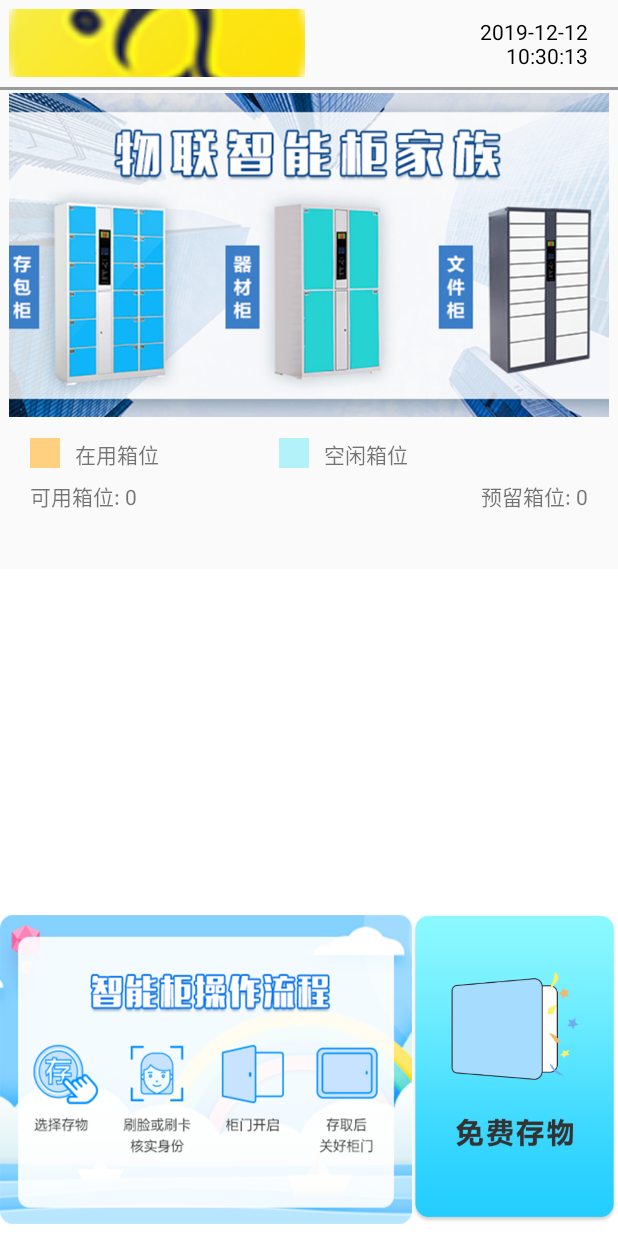
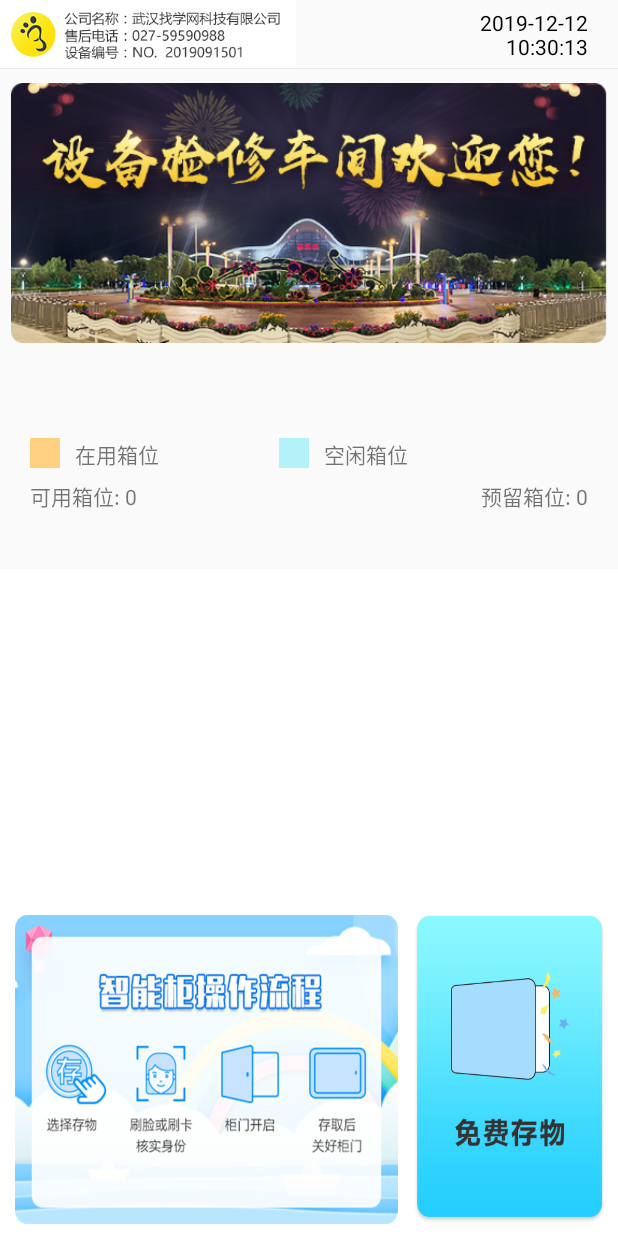
Before and after one commit to dengdun/Uface, an Android app: the layout activity_recognition.xml on its own in the app's theme, with its tools: preview values and no code run, on a phone screen of 412 x 824 dp. Run offline under Robolectric (Android 15) with nearby library versions, the phone set to English and light mode, and no system bars; plain views replace GifTextView; network calls fail.

Commit message:
ui调整

```diff
--- a/app/src/main/java/com/whzxw/uface/ether/activity/CoreRecoTempActivity.java
+++ b/app/src/main/java/com/whzxw/uface/ether/activity/CoreRecoTempActivity.java
@@ -158,8 +158,8 @@ public class CoreRecoTempActivity extends AppCompatActivity implements IdentifyR
     @BindView(R.id.countdown_timer)
     CountDownTimer countDownTimer;
 
-    @BindView(R.id.school_name)
-    AppCompatTextView schoolNameView;
+//    @BindView(R.id.school_name)
+//    AppCompatTextView schoolNameView;
 
     @BindView(R.id.alert)
     GifTextView alertView;
@@ -595,7 +595,7 @@ public class CoreRecoTempActivity extends AppCompatActivity implements IdentifyR
         String schoolName = intent.getStringExtra(INTENT_DEVNAME);
         String deviceCode = intent.getStringExtra(INTENT_DEVCODE);
         String phone = intent.getStringExtra(INTENT_PHONE) == null?"0000-000000":intent.getStringExtra(INTENT_PHONE);
-        schoolNameView.setText(schoolName + "\n" + phone + "\n" + deviceCode);
+//        schoolNameView.setText(schoolName + "\n" + phone + "\n" + deviceCode);
         boolean booleanExtra = intent.getBooleanExtra(INTENT_SUCCESS, false);
 
         intervalGetDeviceName();
@@ -895,7 +895,7 @@ public class CoreRecoTempActivity extends AppCompatActivity implements IdentifyR
 
     @Subscribe
     public void setSchoolName(SettingMessageEvent messageEvent) {
-        schoolNameView.setText(messageEvent.schooleNameLine1);
+//        schoolNameView.setText(messageEvent.schooleNameLine1);
     }
 
     @Override
@@ -1011,7 +1011,7 @@ public class CoreRecoTempActivity extends AppCompatActivity implements IdentifyR
                         Log.i("jin", responseEntity.toString());
                         if (responseEntity.isSuccess()) {
                             ResponseDeviceEntity.Device result = responseEntity.getResult();
-                            schoolNameView.setText(result.getDeviceName() +  "\n" + (result.getPhone() == null?"0000-000000":result.getPhone()) + "\n" + result.getDeviceNo());
+//                            schoolNameView.setText(result.getDeviceName() +  "\n" + (result.getPhone() == null?"0000-000000":result.getPhone()) + "\n" + result.getDeviceNo());
                             if (disposable != null && !disposable.isDisposed()) disposable.dispose();
                         }
                     }
--- a/app/src/main/res/layout/activity_recognition.xml
+++ b/app/src/main/res/layout/activity_recognition.xml
@@ -4,20 +4,6 @@
     xmlns:tools="http://schemas.android.com/tools"
     android:layout_width="match_parent"
     android:layout_height="match_parent">
-
-    <android.support.constraint.Guideline
-        android:id="@+id/first_line_one"
-        android:layout_width="0dp"
-        android:layout_height="1dp"
-        android:orientation="horizontal"
-        app:layout_constraintGuide_percent="0.07" />
-
-    <View
-        android:id="@+id/line"
-        android:layout_width="match_parent"
-        android:layout_height="2dp"
-        android:background="@color/line"
-        app:layout_constraintTop_toTopOf="@id/first_line_one"/>
 
     <android.support.constraint.Guideline
         android:id="@+id/first_line_two"
@@ -64,68 +50,57 @@
 
     <ImageView
         android:id="@+id/school_icon"
-        android:layout_width="197dp"
+        android:layout_width="197.5dp"
         android:layout_height="45dp"
-        android:src="@drawable/logo"
-        android:scaleType="centerCrop"
-        android:layout_marginLeft="6dp"
-        app:layout_constraintBottom_toBottomOf="@id/first_line_one"
+        android:scaleType="fitXY"
+        android:src="@mipmap/ic_top_left_logo"
         app:layout_constraintLeft_toLeftOf="parent"
         app:layout_constraintTop_toTopOf="parent" />
-    <!--首屏-->
-    <android.support.v7.widget.AppCompatTextView
-        android:id="@+id/school_name"
-        android:layout_width="wrap_content"
-        android:layout_height="wrap_content"
-        android:text="schoolName"
-        android:layout_marginLeft="20dp"
-        android:textColor="@android:color/black"
-        app:layout_constraintHorizontal_bias="0.04"
-        app:layout_constraintLeft_toRightOf="@id/school_icon"
-        app:layout_constraintTop_toTopOf="parent"
-        android:visibility="gone"
-        app:layout_constraintBottom_toBottomOf="@id/first_line_one"/>
+
+    <View
+        android:id="@+id/line"
+        android:layout_width="match_parent"
+        android:layout_height="0.5dp"
+        android:background="@color/line"
+        app:layout_constraintTop_toBottomOf="@id/school_icon" />
 
     <com.whzxw.uface.ether.view.Timeview.TimeView
         android:id="@+id/time"
         android:layout_width="wrap_content"
         android:layout_height="wrap_content"
+        android:layout_marginEnd="20dp"
         android:text="0s"
-        android:layout_marginEnd="20dp"
-        app:layout_constraintBottom_toBottomOf="@id/first_line_one"
+        app:layout_constraintBottom_toBottomOf="@id/school_icon"
         app:layout_constraintRight_toRightOf="parent"
-        app:layout_constraintTop_toTopOf="parent"
+        app:layout_constraintTop_toTopOf="@id/school_icon"
         tools:text="0s" />
 
     <android.support.v7.widget.AppCompatImageView
         android:id="@+id/operator_flow"
-        android:layout_width="0dp"
+        android:layout_width="match_parent"
         android:layout_height="0dp"
-        android:layout_marginStart="6dp"
-        android:layout_marginEnd="6dp"
-        android:layout_marginTop="4dp"
-        android:layout_marginBottom="2dp"
-        android:src="@drawable/operator_flow"
-        app:layout_constrainedHeight="true"
-        android:scaleType="centerCrop"
-        app:layout_constraintBottom_toBottomOf="@id/first_line_two"
-        app:layout_constraintLeft_toLeftOf="parent"
-        app:layout_constraintRight_toRightOf="parent"
-        app:layout_constraintTop_toTopOf="@id/first_line_one" />
+        android:layout_marginStart="7.5dp"
+        android:layout_marginTop="9.5dp"
+        android:layout_marginEnd="7.5dp"
+        android:scaleType="fitXY"
+        android:src="@mipmap/bg_adverties"
+        app:layout_constraintDimensionRatio="369:161.5"
+        app:layout_constraintStart_toStartOf="parent"
+        app:layout_constraintEnd_toEndOf="parent"
+        app:layout_constraintTop_toBottomOf="@id/line" />
 
     <android.webkit.WebView
         android:id="@+id/adwebview"
         android:layout_width="0dp"
         android:layout_height="0dp"
-        android:layout_marginStart="6dp"
-        android:layout_marginEnd="6dp"
-        android:layout_marginTop="2dp"
+        android:layout_marginStart="7.5dp"
+        android:layout_marginTop="11dp"
+        android:layout_marginEnd="7.5dp"
         android:layout_marginBottom="4dp"
+        app:layout_constraintBottom_toBottomOf="@id/first_line_three"
         app:layout_constraintLeft_toLeftOf="parent"
         app:layout_constraintRight_toRightOf="parent"
-        app:layout_constraintBottom_toBottomOf="@id/first_line_three"
-        app:layout_constraintTop_toTopOf="@id/first_line_two"/>
-
+        app:layout_constraintTop_toBottomOf="@id/operator_flow" />
 
 
     <android.support.v7.widget.AppCompatButton
@@ -133,23 +108,27 @@
         android:layout_width="0dp"
         android:layout_height="0dp"
         android:background="@drawable/flow_button"
-        app:layout_constraintRight_toLeftOf="@id/open"
-        app:layout_constraintLeft_toLeftOf="parent"
+        android:layout_marginStart="10dp"
+        android:layout_marginEnd="5.5dp"
+        app:layout_constraintBottom_toBottomOf="@id/first_line_four"
         app:layout_constraintHorizontal_chainStyle="spread"
         app:layout_constraintHorizontal_weight="4"
-        app:layout_constraintTop_toTopOf="@id/first_line_three"
-        app:layout_constraintBottom_toBottomOf="@id/first_line_four"/>
+        app:layout_constraintLeft_toLeftOf="parent"
+        app:layout_constraintRight_toLeftOf="@id/open"
+        app:layout_constraintTop_toTopOf="@id/first_line_three" />
 
     <android.support.v7.widget.AppCompatButton
         android:id="@+id/open"
         android:layout_width="0dp"
         android:layout_height="0dp"
         android:background="@drawable/open"
+        android:layout_marginEnd="8dp"
+        android:layout_marginStart="5.5dp"
+        app:layout_constraintBottom_toBottomOf="@id/first_line_four"
         app:layout_constraintHorizontal_weight="2"
+        app:layout_constraintLeft_toRightOf="@id/final_open"
         app:layout_constraintRight_toRightOf="parent"
-        app:layout_constraintLeft_toRightOf="@id/final_open"
-        app:layout_constraintTop_toTopOf="@id/first_line_three"
-        app:layout_constraintBottom_toBottomOf="@id/first_line_four"/>
+        app:layout_constraintTop_toTopOf="@id/first_line_three" />
 
     <!--<android.support.v7.widget.AppCompatButton-->
     <!--android:id="@+id/temp_open"-->
@@ -160,7 +139,6 @@
     <!--app:layout_constraintLeft_toRightOf="@id/open"-->
     <!--app:layout_constraintTop_toTopOf="@id/first_line_three"-->
     <!--app:layout_constraintBottom_toBottomOf="@id/first_line_four"/>-->
-
 
 
     <!--第一屏-->
@@ -180,21 +158,21 @@
         android:layout_width="match_parent"
         android:layout_height="match_parent"
         android:visibility="invisible"
-        app:constraint_referenced_ids="  btn_back, camera_title, countdown_timer, banner"
-        tools:visibility="gone"/>
+        app:constraint_referenced_ids="  layout, btn_back, camera_title, countdown_timer, banner"
+        tools:visibility="gone" />
 
     <com.whzxw.uface.ether.view.LockerView
         android:id="@+id/layout"
-        android:layout_marginStart="20dp"
-        android:layout_marginEnd="20dp"
-        android:layout_marginTop="20dp"
         android:layout_width="wrap_content"
         android:layout_height="0dp"
+        android:layout_marginStart="20dp"
+        android:layout_marginTop="20dp"
+        android:layout_marginEnd="20dp"
         android:orientation="horizontal"
+        app:layout_constraintBottom_toBottomOf="@id/second_line_one"
         app:layout_constraintLeft_toLeftOf="parent"
         app:layout_constraintRight_toRightOf="parent"
-        app:layout_constraintTop_toTopOf="@id/first_line_one"
-        app:layout_constraintBottom_toBottomOf="@id/second_line_one"/>
+        app:layout_constraintTop_toBottomOf="@id/school_icon" />
 
     <View
         android:id="@+id/using_box_image"
@@ -204,101 +182,101 @@
         android:layout_marginTop="12dp"
         android:background="@color/hadLockerColor"
         app:layout_constraintLeft_toLeftOf="parent"
-        app:layout_constraintTop_toTopOf="@id/second_line_one"/>
+        app:layout_constraintTop_toTopOf="@id/second_line_one" />
 
     <android.support.v7.widget.AppCompatTextView
         android:id="@+id/using_box_text"
-        android:text="@string/using_box"
         android:layout_width="wrap_content"
         android:layout_height="wrap_content"
         android:layout_marginStart="10dp"
         android:layout_marginTop="12dp"
-        app:layout_constraintTop_toTopOf="@id/second_line_one"
-        app:layout_constraintLeft_toRightOf="@id/using_box_image"/>
+        android:text="@string/using_box"
+        app:layout_constraintLeft_toRightOf="@id/using_box_image"
+        app:layout_constraintTop_toTopOf="@id/second_line_one" />
 
     <View
         android:id="@+id/not_use_box"
         android:layout_width="20dp"
         android:layout_height="20dp"
-        app:layout_goneMarginLeft="80dp"
         android:layout_marginStart="80dp"
         android:layout_marginTop="12dp"
         android:background="@color/defaultLockerColor"
+        app:layout_constraintLeft_toRightOf="@id/using_box_text"
         app:layout_constraintTop_toTopOf="@id/second_line_one"
-        app:layout_constraintLeft_toRightOf="@id/using_box_text"/>
+        app:layout_goneMarginLeft="80dp" />
 
     <android.support.v7.widget.AppCompatTextView
-        android:text="@string/not_use_box"
         android:layout_width="wrap_content"
         android:layout_height="wrap_content"
         android:layout_marginStart="10dp"
         android:layout_marginTop="12dp"
-        app:layout_constraintTop_toTopOf="@id/second_line_one"
-        app:layout_constraintLeft_toRightOf="@id/not_use_box"/>
+        android:text="@string/not_use_box"
+        app:layout_constraintLeft_toRightOf="@id/not_use_box"
+        app:layout_constraintTop_toTopOf="@id/second_line_one" />
 
     <android.support.v7.widget.AppCompatTextView
-        android:text="@string/not_use_box_number"
         android:layout_width="wrap_content"
         android:layout_height="wrap_content"
         android:layout_marginStart="20dp"
         android:layout_marginTop="8dp"
-        app:layout_constraintTop_toBottomOf="@id/using_box_image"
-        app:layout_constraintLeft_toLeftOf="parent"/>
+        android:text="@string/not_use_box_number"
+        app:layout_constraintLeft_toLeftOf="parent"
+        app:layout_constraintTop_toBottomOf="@id/using_box_image" />
 
     <android.support.v7.widget.AppCompatTextView
-        android:text="@string/book_box_number"
         android:layout_width="wrap_content"
         android:layout_height="wrap_content"
         android:layout_marginTop="8dp"
         android:layout_marginEnd="20dp"
-        app:layout_constraintTop_toBottomOf="@id/using_box_image"
-        app:layout_constraintRight_toRightOf="parent"/>
+        android:text="@string/book_box_number"
+        app:layout_constraintRight_toRightOf="parent"
+        app:layout_constraintTop_toBottomOf="@id/using_box_image" />
 
     <View
         android:id="@+id/banner"
         android:layout_width="0dp"
         android:layout_height="0dp"
         android:background="@color/cardview_light_background"
+        app:layout_constraintBottom_toBottomOf="@id/second_line_three"
         app:layout_constraintLeft_toLeftOf="parent"
         app:layout_constraintRight_toRightOf="parent"
-        app:layout_constraintTop_toTopOf="@id/second_line_two"
-        app:layout_constraintBottom_toBottomOf="@id/second_line_three"/>
+        app:layout_constraintTop_toTopOf="@id/second_line_two" />
 
     <android.support.v7.widget.AppCompatTextView
         android:id="@+id/btn_back"
         android:layout_width="60dp"
         android:layout_height="wrap_content"
+        android:layout_marginStart="20dp"
+        android:background="@color/cardview_light_background"
+        android:drawableLeft="@drawable/back"
         android:gravity="center"
         android:text="@string/back"
-        android:drawableLeft="@drawable/back"
-        android:layout_marginStart="20dp"
+        android:textColor="@color/colorBlack"
         android:textSize="20sp"
-        android:textColor="@color/colorBlack"
-        android:background="@color/cardview_light_background"
-        app:layout_constraintTop_toTopOf="@id/second_line_two"
         app:layout_constraintBottom_toBottomOf="@id/second_line_three"
-        app:layout_constraintLeft_toLeftOf="parent"/>
+        app:layout_constraintLeft_toLeftOf="parent"
+        app:layout_constraintTop_toTopOf="@id/second_line_two" />
 
     <android.support.v7.widget.AppCompatTextView
         android:id="@+id/camera_title"
-        android:text="@string/open"
-        android:textSize="20sp"
-        android:textColor="@color/colorBlack"
         android:layout_width="wrap_content"
         android:layout_height="wrap_content"
-        app:layout_constraintTop_toTopOf="@id/second_line_two"
+        android:text="@string/open"
+        android:textColor="@color/colorBlack"
+        android:textSize="20sp"
         app:layout_constraintBottom_toBottomOf="@id/second_line_three"
         app:layout_constraintLeft_toLeftOf="parent"
-        app:layout_constraintRight_toRightOf="parent"/>
+        app:layout_constraintRight_toRightOf="parent"
+        app:layout_constraintTop_toTopOf="@id/second_line_two" />
 
     <com.whzxw.uface.ether.view.CountDownTimer
         android:id="@+id/countdown_timer"
         android:layout_width="wrap_content"
         android:layout_height="wrap_content"
-        app:layout_constraintTop_toTopOf="@id/second_line_two"
+        android:layout_marginEnd="12dp"
         app:layout_constraintBottom_toBottomOf="@id/second_line_three"
         app:layout_constraintRight_toRightOf="parent"
-        android:layout_marginEnd="12dp"/>
+        app:layout_constraintTop_toTopOf="@id/second_line_two" />
 
     <TextureView
         android:id="@+id/rgb_camera"
@@ -345,23 +323,21 @@
         app:layout_constraintBottom_toBottomOf="parent"
         app:layout_constraintLeft_toLeftOf="parent"
         app:layout_constraintRight_toRightOf="parent"
-        app:layout_constraintTop_toTopOf="@id/second_line_three"/>
+        app:layout_constraintTop_toTopOf="@id/second_line_three" />
 
     <pl.droidsonroids.gif.GifTextView
         android:id="@+id/alert"
-        android:text="@string/alert"
         android:layout_width="0dp"
         android:layout_height="0dp"
+        android:gravity="top|center_horizontal"
+        android:text="@string/alert"
+        android:textColor="@android:color/black"
+        android:textSize="30dp"
         android:visibility="invisible"
-        android:gravity="top|center_horizontal"
-        android:textSize="30dp"
-        android:textColor="@android:color/black"
         app:layout_constraintBottom_toBottomOf="parent"
         app:layout_constraintLeft_toLeftOf="parent"
         app:layout_constraintRight_toRightOf="parent"
-        app:layout_constraintTop_toTopOf="@id/second_line_three"
-        />
-
+        app:layout_constraintTop_toTopOf="@id/second_line_three" />
 
 
 </android.support.constraint.ConstraintLayout>
--- a/app/src/main/res/values/colors.xml
+++ b/app/src/main/res/values/colors.xml
@@ -8,6 +8,6 @@
     <color name="hadLockerColor">#FFD07F</color>
     <color name="LockerColor">#5BB5FF</color>
     <color name="lockerline">#20D2C3</color>
-    <color name="line">#9C9B9B</color>
+    <color name="line">#eaeaea</color>
 
 </resources>
```
Also changed, not shown: app/src/main/res/mipmap-xhdpi/bg_adverties.png (added), app/src/main/res/mipmap-xhdpi/ic_top_left_logo.png (added).
